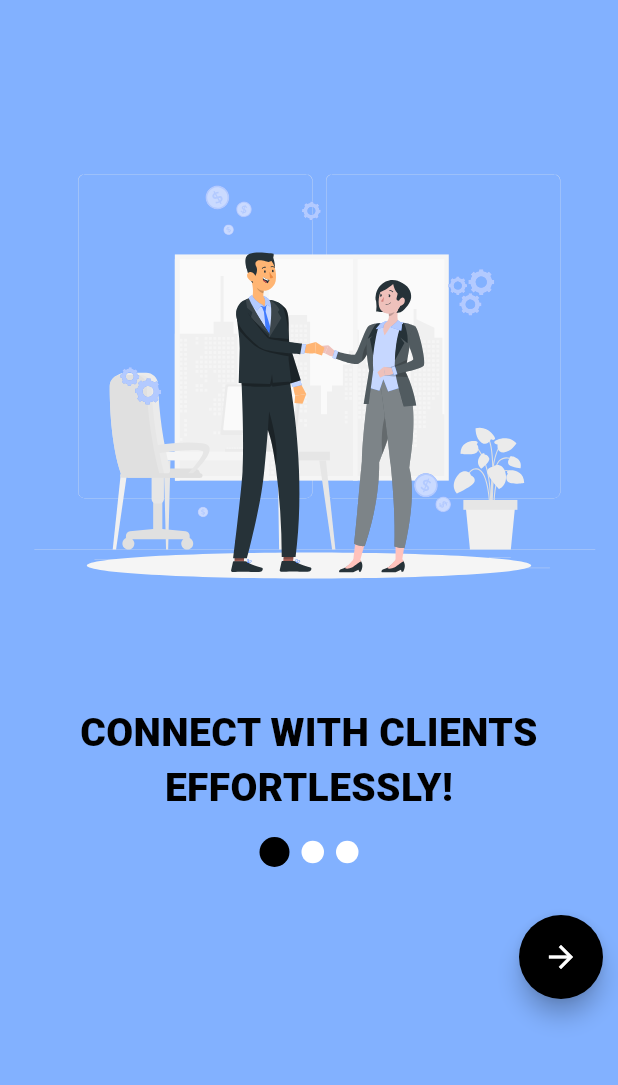
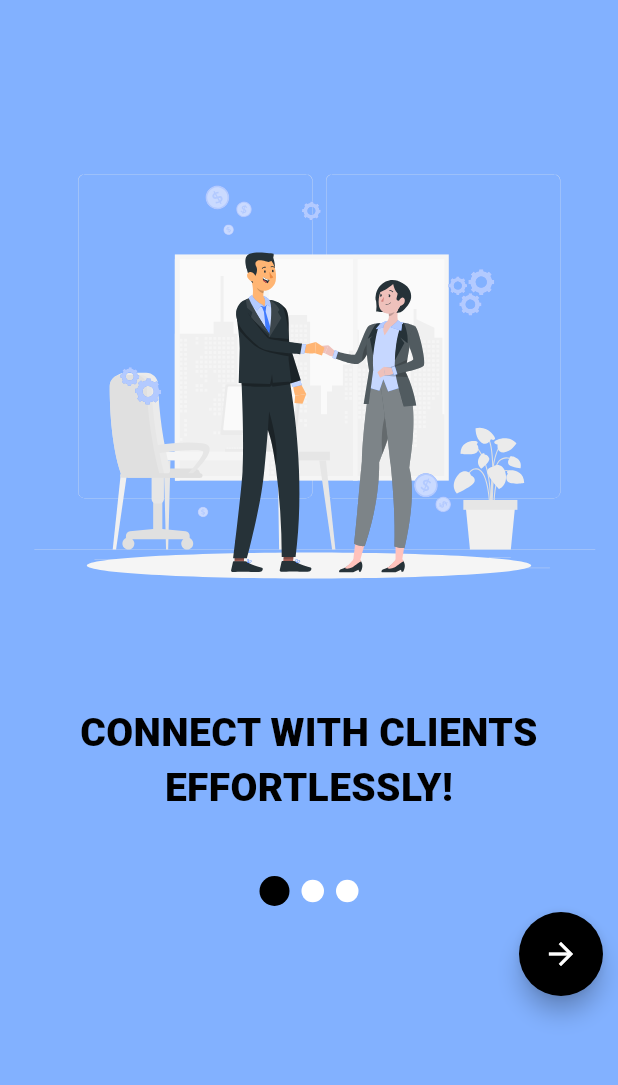
Before and after one commit to Veritas-app/veritas_app, a Flutter app: the lawfeat screen opened by its route, on a phone screen of 412 x 824 dp, the part 84-1169 px from its top. Run offline on Flutter 3.47's test engine with Material 3 defaults, Android fonts, the phone set to English and light mode, and no system bars; our stand-ins replace cloud_firestore, firebase_auth, firebase_core, flutter_svg; accounts and stored records are empty; project files that could hold a hidden picture were left out.

Commit message:
lawyerfeature update

```diff
--- a/lib/pages/lawyer/lawyerfeat.dart
+++ b/lib/pages/lawyer/lawyerfeat.dart
@@ -1,7 +1,6 @@
 import 'package:flutter/material.dart';
 import 'package:flutter_svg/flutter_svg.dart';
 import 'package:veritas/functions.dart';
-import 'package:veritas/pages/login_signup/loginpage.dart';
 
 class lawfeat extends StatefulWidget {
   // const clfeat({super.key});
@@ -36,7 +35,7 @@ class _clfeatState extends State<lawfeat> {
           children: [
             Func.veritastext(),
             SizedBox(
-              height: 600,
+              height: 570,
               width: double.infinity,
               child: PageView.builder(
                 controller: _pageController,
@@ -69,20 +68,17 @@ class _clfeatState extends State<lawfeat> {
                           fontSize: 26,
                         ),
                       ),
-                      SizedBox(
-                        height: 10,
-                      ),
-                      Row(
-                        mainAxisAlignment: MainAxisAlignment.center,
-                        children: [
-                          for (var i=0;i<images.length;i++)
-                            indicator(currentIndex==i)
-                        ],
-                      ),
                     ],
                   );
                 },
               ),
+            ),
+            Row(
+              mainAxisAlignment: MainAxisAlignment.center,
+              children: [
+                for (var i=0;i<images.length;i++)
+                  indicator(currentIndex==i)
+              ],
             ),
             Container(
               padding: EdgeInsets.only(right:10),
```
